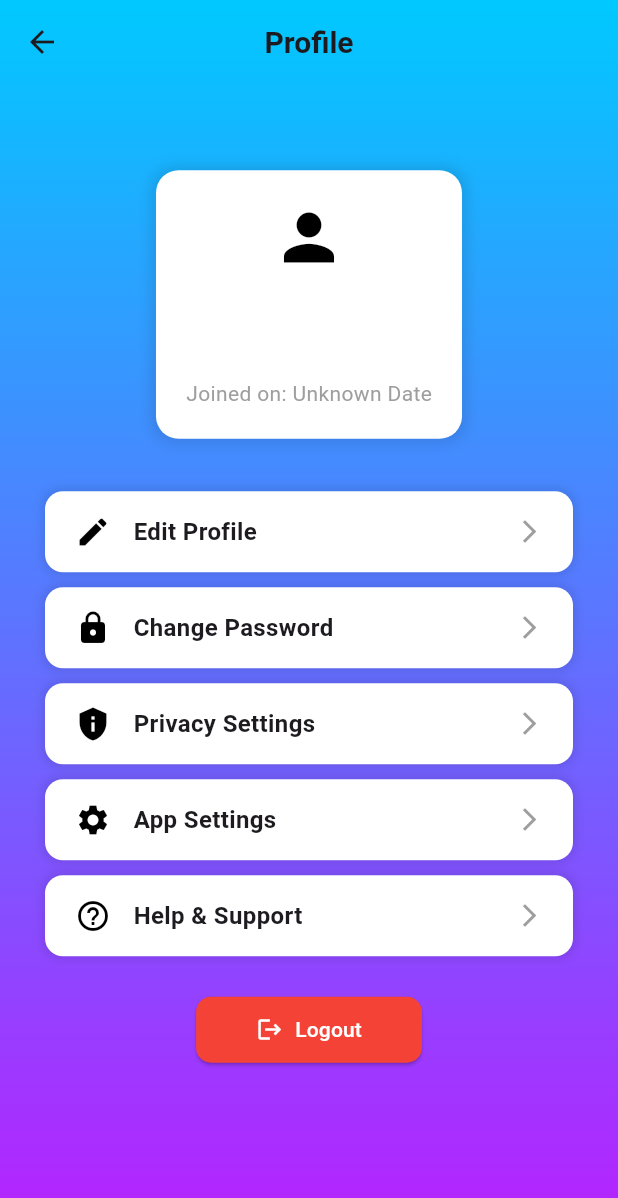
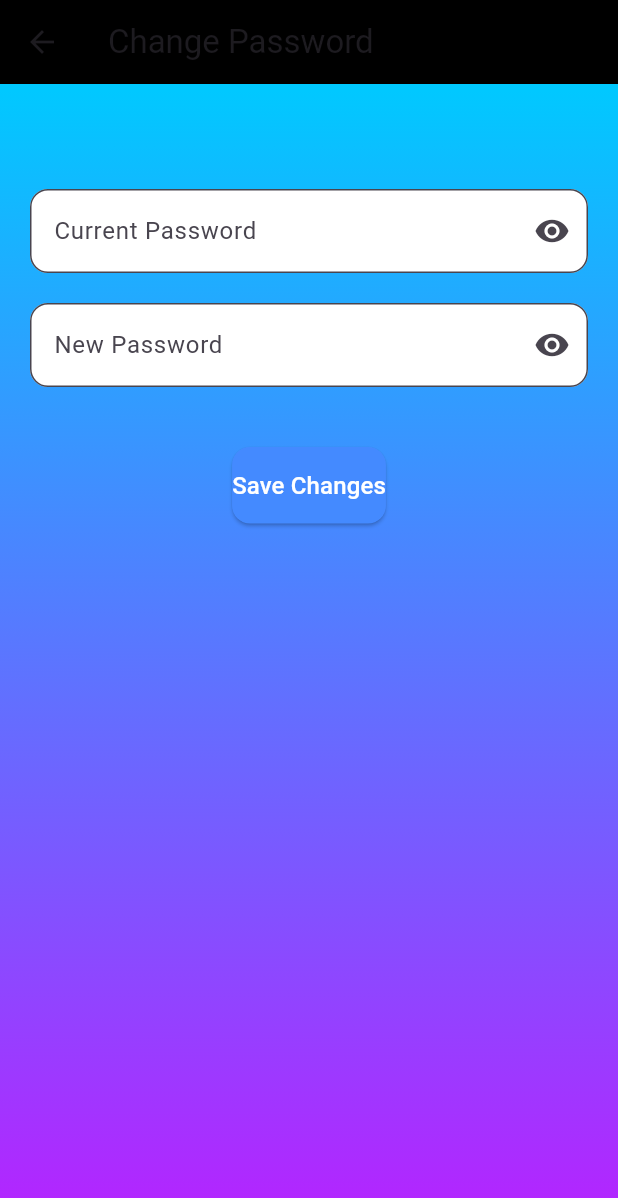
Before and after one commit to VeerPatel2004/finance_tracker, a Flutter app: the ProfileScreen screen opened directly, after a tap on "Change Password", on a phone screen of 412 x 824 dp. Shown: the top 1198 px of the screen. Run offline on Flutter 3.47's test engine with Material 3 defaults, Android fonts, the phone set to English and light mode, and no system bars; our stand-ins replace cloud_firestore, firebase_auth, firebase_core, fl_chart; accounts and stored records are empty; network calls fail.

```diff
--- /dev/null
+++ b/lib/screens/profile/change_password_screen.dart
@@ -0,0 +1,89 @@
+import 'package:firebase_auth/firebase_auth.dart';
+import 'package:flutter/material.dart';
+import 'widgets/password_input.dart';
+import 'widgets/save_button.dart';
+
+class ChangePasswordScreen extends StatefulWidget {
+  @override
+  _ChangePasswordScreenState createState() => _ChangePasswordScreenState();
+}
+
+class _ChangePasswordScreenState extends State<ChangePasswordScreen> {
+  final FirebaseAuth _auth = FirebaseAuth.instance;
+  final TextEditingController _currentPasswordController =
+      TextEditingController();
+  final TextEditingController _newPasswordController = TextEditingController();
+  bool _isLoading = false;
+
+  /// **Handles Password Change**
+  Future<void> _changePassword() async {
+    setState(() => _isLoading = true);
+
+    try {
+      User? user = _auth.currentUser;
+      String email = user?.email ?? "";
+
+      // Re-authenticate the user before changing the password
+      AuthCredential credential = EmailAuthProvider.credential(
+        email: email,
+        password: _currentPasswordController.text.trim(),
+      );
+      await user?.reauthenticateWithCredential(credential);
+
+      // Update the password
+      await user?.updatePassword(_newPasswordController.text.trim());
+
+      ScaffoldMessenger.of(context).showSnackBar(
+        const SnackBar(content: Text("✅ Password updated successfully!")),
+      );
+      Navigator.pop(context);
+    } catch (e) {
+      ScaffoldMessenger.of(
+        context,
+      ).showSnackBar(SnackBar(content: Text("❌ Error: ${e.toString()}")));
+    }
+
+    setState(() => _isLoading = false);
+  }
+
+  @override
+  Widget build(BuildContext context) {
+    return Scaffold(
+      appBar: AppBar(
+        title: const Text("Change Password"),
+        backgroundColor: Colors.black,
+      ),
+      body: Container(
+        decoration: const BoxDecoration(
+          gradient: LinearGradient(
+            colors: [
+              Color(0xFF00C9FF),
+              Color(0xFFB721FF),
+            ], // Background gradient
+            begin: Alignment.topCenter,
+            end: Alignment.bottomCenter,
+          ),
+        ),
+        child: Padding(
+          padding: const EdgeInsets.all(20),
+          child: Column(
+            children: [
+              const SizedBox(height: 50),
+              PasswordInput(
+                controller: _currentPasswordController,
+                hintText: "Current Password",
+              ),
+              const SizedBox(height: 20),
+              PasswordInput(
+                controller: _newPasswordController,
+                hintText: "New Password",
+              ),
+              const SizedBox(height: 40),
+              SaveButton(onPressed: _changePassword, isLoading: _isLoading),
+            ],
+          ),
+        ),
+      ),
+    );
+  }
+}
--- a/lib/screens/profile/profile_screen.dart
+++ b/lib/screens/profile/profile_screen.dart
@@ -1,6 +1,9 @@
 import 'package:cloud_firestore/cloud_firestore.dart';
 import 'package:firebase_auth/firebase_auth.dart';
 import 'package:flutter/material.dart';
+import 'widgets/profile_card.dart';
+import 'widgets/profile_option.dart';
+import 'widgets/logout_button.dart';
 
 class ProfileScreen extends StatelessWidget {
   final FirebaseAuth _auth = FirebaseAuth.instance;
@@ -14,7 +17,6 @@ class ProfileScreen extends StatelessWidget {
         await _firestore.collection('users').doc(user.uid).get();
 
     if (!userDoc.exists) return null;
-
     return userDoc.data() as Map<String, dynamic>;
   }
 
@@ -60,119 +62,43 @@ class ProfileScreen extends StatelessWidget {
               mainAxisAlignment: MainAxisAlignment.center,
               children: [
                 // Profile Card
-                Container(
-                  margin: const EdgeInsets.symmetric(horizontal: 30),
-                  padding: const EdgeInsets.all(20),
-                  decoration: BoxDecoration(
-                    color: Colors.white,
-                    borderRadius: BorderRadius.circular(15),
-                    boxShadow: [
-                      BoxShadow(
-                        color: Colors.black12,
-                        blurRadius: 8,
-                        spreadRadius: 2,
-                      ),
-                    ],
-                  ),
-                  child: Column(
-                    children: [
-                      const Icon(Icons.person, size: 50, color: Colors.black),
-                      const SizedBox(height: 10),
-                      Text(
-                        userName,
-                        style: const TextStyle(
-                          fontSize: 18,
-                          fontWeight: FontWeight.bold,
-                        ),
-                      ),
-                      const SizedBox(height: 5),
-                      Text(
-                        email,
-                        style: const TextStyle(
-                          fontSize: 16,
-                          fontWeight: FontWeight.bold,
-                        ),
-                      ),
-                      const SizedBox(height: 5),
-                      Text(
-                        "Joined on: $joinDate",
-                        style: const TextStyle(
-                          fontSize: 14,
-                          color: Colors.grey,
-                        ),
-                      ),
-                    ],
-                  ),
+                ProfileCard(
+                  userName: userName,
+                  email: email,
+                  joinDate: joinDate,
                 ),
                 const SizedBox(height: 30),
 
-                // Profile Options List
-                _buildProfileOption(
+                //Profile Options
+                ProfileOption(
                   icon: Icons.edit,
                   text: "Edit Profile",
-                  onTap: () {
-                    Navigator.pushNamed(context, "/editProfile");
-                  },
+                  onTap: () => Navigator.pushNamed(context, "/editProfile"),
                 ),
-                _buildProfileOption(
+                ProfileOption(
                   icon: Icons.lock,
                   text: "Change Password",
-                  onTap: () {
-                    Navigator.pushNamed(context, "/changePassword");
-                  },
+                  onTap: () => Navigator.pushNamed(context, "/changePassword"),
                 ),
-                _buildProfileOption(
+                ProfileOption(
                   icon: Icons.privacy_tip,
                   text: "Privacy Settings",
-                  onTap: () {
-                    Navigator.pushNamed(context, "/privacySettings");
-                  },
+                  onTap: () => Navigator.pushNamed(context, "/privacySettings"),
                 ),
-                _buildProfileOption(
+                ProfileOption(
                   icon: Icons.settings,
                   text: "App Settings",
-                  onTap: () {
-                    Navigator.pushNamed(context, "/appSettings");
-                  },
+                  onTap: () => Navigator.pushNamed(context, "/appSettings"),
                 ),
-                _buildProfileOption(
+                ProfileOption(
                   icon: Icons.help_outline,
                   text: "Help & Support",
-                  onTap: () {
-                    Navigator.pushNamed(context, "/helpSupport");
-                  },
+                  onTap: () => Navigator.pushNamed(context, "/helpSupport"),
                 ),
                 const SizedBox(height: 20),
 
                 // Logout Button
-                ElevatedButton(
-                  style: ElevatedButton.styleFrom(
-                    backgroundColor: Colors.red,
-                    shape: RoundedRectangleBorder(
-                      borderRadius: BorderRadius.circular(10),
-                    ),
-                    padding: const EdgeInsets.symmetric(
-                      horizontal: 40,
-                      vertical: 12,
-                    ),
-                  ),
-                  onPressed: () async {
-                    await _auth.signOut();
-                    Navigator.pushNamedAndRemoveUntil(
-                      context,
-                      "/login",
-                      (route) => false,
-                    );
-                  },
-                  child: const Row(
-                    mainAxisSize: MainAxisSize.min,
-                    children: [
-                      Icon(Icons.logout, color: Colors.white),
-                      SizedBox(width: 8),
-                      Text("Logout", style: TextStyle(color: Colors.white)),
-                    ],
-                  ),
-                ),
+                const LogoutButton(),
               ],
             ),
           );
@@ -181,7 +107,7 @@ class ProfileScreen extends StatelessWidget {
     );
   }
 
-  /// **Fix Timestamp Conversion**
+  //Timestamp Conversion
   String _formatTimestamp(dynamic timestamp) {
     if (timestamp is Timestamp) {
       DateTime dateTime = timestamp.toDate();
@@ -189,38 +115,4 @@ class ProfileScreen extends StatelessWidget {
     }
     return "Unknown Date";
   }
-
-  /// Reusable Profile Option Widget
-  Widget _buildProfileOption({
-    required IconData icon,
-    required String text,
-    required VoidCallback onTap,
-  }) {
-    return GestureDetector(
-      onTap: onTap,
-      child: Container(
-        margin: const EdgeInsets.symmetric(horizontal: 30, vertical: 5),
-        padding: const EdgeInsets.symmetric(vertical: 15, horizontal: 20),
-        decoration: BoxDecoration(
-          color: Colors.white,
-          borderRadius: BorderRadius.circular(12),
-          boxShadow: [
-            BoxShadow(color: Colors.black12, blurRadius: 5, spreadRadius: 1),
-          ],
-        ),
-        child: Row(
-          children: [
-            Icon(icon, color: Colors.black),
-            const SizedBox(width: 15),
-            Text(
-              text,
-              style: const TextStyle(fontSize: 16, fontWeight: FontWeight.bold),
-            ),
-            const Spacer(),
-            const Icon(Icons.arrow_forward_ios, size: 18, color: Colors.grey),
-          ],
-        ),
-      ),
-    );
-  }
 }
--- /dev/null
+++ b/lib/screens/profile/widgets/logout_button.dart
@@ -0,0 +1,35 @@
+import 'package:firebase_auth/firebase_auth.dart';
+import 'package:flutter/material.dart';
+
+class LogoutButton extends StatelessWidget {
+  const LogoutButton({Key? key}) : super(key: key);
+
+  @override
+  Widget build(BuildContext context) {
+    return ElevatedButton(
+      style: ElevatedButton.styleFrom(
+        backgroundColor: Colors.red,
+        shape: RoundedRectangleBorder(borderRadius: BorderRadius.circular(10)),
+        padding: const EdgeInsets.symmetric(horizontal: 40, vertical: 12),
+      ),
+      onPressed: () async {
+        await FirebaseAuth.instance.signOut();
+        if (context.mounted) {
+          Navigator.pushNamedAndRemoveUntil(
+            context,
+            "/login",
+            (route) => false,
+          );
+        }
+      },
+      child: const Row(
+        mainAxisSize: MainAxisSize.min,
+        children: [
+          Icon(Icons.logout, color: Colors.white),
+          SizedBox(width: 8),
+          Text("Logout", style: TextStyle(color: Colors.white)),
+        ],
+      ),
+    );
+  }
+}
--- /dev/null
+++ b/lib/screens/profile/widgets/password_input.dart
@@ -0,0 +1,37 @@
+import 'package:flutter/material.dart';
+
+class PasswordInput extends StatefulWidget {
+  final TextEditingController controller;
+  final String hintText;
+
+  const PasswordInput({
+    required this.controller,
+    required this.hintText,
+    Key? key,
+  }) : super(key: key);
+
+  @override
+  _PasswordInputState createState() => _PasswordInputState();
+}
+
+class _PasswordInputState extends State<PasswordInput> {
+  bool _isObscured = true;
+
+  @override
+  Widget build(BuildContext context) {
+    return TextField(
+      controller: widget.controller,
+      obscureText: _isObscured,
+      decoration: InputDecoration(
+        hintText: widget.hintText,
+        filled: true,
+        fillColor: Colors.white,
+        border: OutlineInputBorder(borderRadius: BorderRadius.circular(12)),
+        suffixIcon: IconButton(
+          icon: Icon(_isObscured ? Icons.visibility : Icons.visibility_off),
+          onPressed: () => setState(() => _isObscured = !_isObscured),
+        ),
+      ),
+    );
+  }
+}
--- /dev/null
+++ b/lib/screens/profile/widgets/profile_card.dart
@@ -0,0 +1,49 @@
+import 'package:flutter/material.dart';
+
+class ProfileCard extends StatelessWidget {
+  final String userName;
+  final String email;
+  final String joinDate;
+
+  const ProfileCard({
+    required this.userName,
+    required this.email,
+    required this.joinDate,
+    Key? key,
+  }) : super(key: key);
+
+  @override
+  Widget build(BuildContext context) {
+    return Container(
+      margin: const EdgeInsets.symmetric(horizontal: 30),
+      padding: const EdgeInsets.all(20),
+      decoration: BoxDecoration(
+        color: Colors.white,
+        borderRadius: BorderRadius.circular(15),
+        boxShadow: const [
+          BoxShadow(color: Colors.black12, blurRadius: 8, spreadRadius: 2),
+        ],
+      ),
+      child: Column(
+        children: [
+          const Icon(Icons.person, size: 50, color: Colors.black),
+          const SizedBox(height: 10),
+          Text(
+            userName,
+            style: const TextStyle(fontSize: 18, fontWeight: FontWeight.bold),
+          ),
+          const SizedBox(height: 5),
+          Text(
+            email,
+            style: const TextStyle(fontSize: 16, fontWeight: FontWeight.bold),
+          ),
+          const SizedBox(height: 5),
+          Text(
+            "Joined on: $joinDate",
+            style: const TextStyle(fontSize: 14, color: Colors.grey),
+          ),
+        ],
+      ),
+    );
+  }
+}
--- /dev/null
+++ b/lib/screens/profile/widgets/profile_option.dart
@@ -0,0 +1,44 @@
+import 'package:flutter/material.dart';
+
+class ProfileOption extends StatelessWidget {
+  final IconData icon;
+  final String text;
+  final VoidCallback onTap;
+
+  const ProfileOption({
+    required this.icon,
+    required this.text,
+    required this.onTap,
+    Key? key,
+  }) : super(key: key);
+
+  @override
+  Widget build(BuildContext context) {
+    return GestureDetector(
+      onTap: onTap,
+      child: Container(
+        margin: const EdgeInsets.symmetric(horizontal: 30, vertical: 5),
+        padding: const EdgeInsets.symmetric(vertical: 15, horizontal: 20),
+        decoration: BoxDecoration(
+          color: Colors.white,
+          borderRadius: BorderRadius.circular(12),
+          boxShadow: const [
+            BoxShadow(color: Colors.black12, blurRadius: 5, spreadRadius: 1),
+          ],
+        ),
+        child: Row(
+          children: [
+            Icon(icon, color: Colors.black),
+            const SizedBox(width: 15),
+            Text(
+              text,
+              style: const TextStyle(fontSize: 16, fontWeight: FontWeight.bold),
+            ),
+            const Spacer(),
+            const Icon(Icons.arrow_forward_ios, size: 18, color: Colors.grey),
+          ],
+        ),
+      ),
+    );
+  }
+}
--- /dev/null
+++ b/lib/screens/profile/widgets/save_button.dart
@@ -0,0 +1,28 @@
+import 'package:flutter/material.dart';
+
+class SaveButton extends StatelessWidget {
+  final VoidCallback onPressed;
+  final bool isLoading;
+
+  const SaveButton({required this.onPressed, required this.isLoading, Key? key})
+    : super(key: key);
+
+  @override
+  Widget build(BuildContext context) {
+    return ElevatedButton(
+      style: ElevatedButton.styleFrom(
+        backgroundColor: Colors.blueAccent,
+        shape: RoundedRectangleBorder(borderRadius: BorderRadius.circular(12)),
+        padding: const EdgeInsets.symmetric(vertical: 14),
+      ),
+      onPressed: isLoading ? null : onPressed,
+      child:
+          isLoading
+              ? const CircularProgressIndicator(color: Colors.white)
+              : const Text(
+                "Save Changes",
+                style: TextStyle(fontSize: 16, color: Colors.white),
+              ),
+    );
+  }
+}
```
Also changed, not shown: lib/main.dart (+53 -3 lines).
